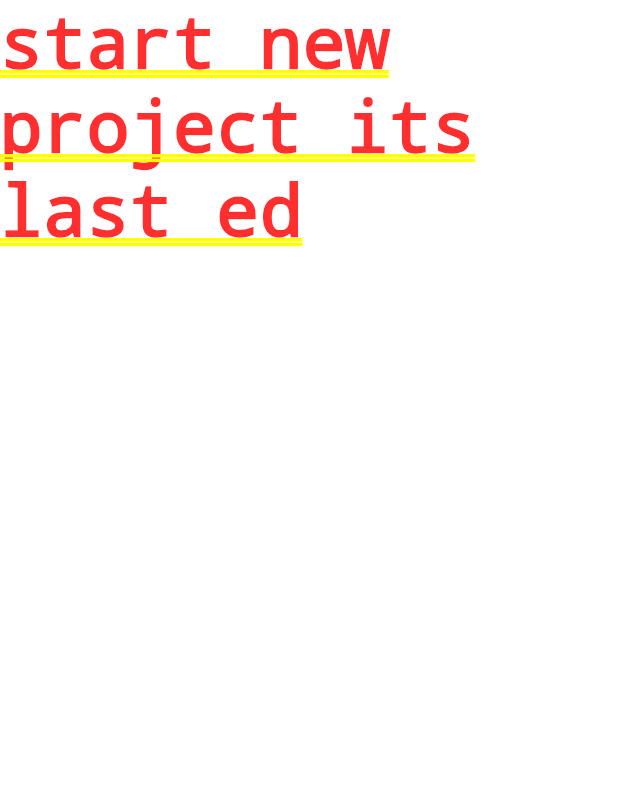
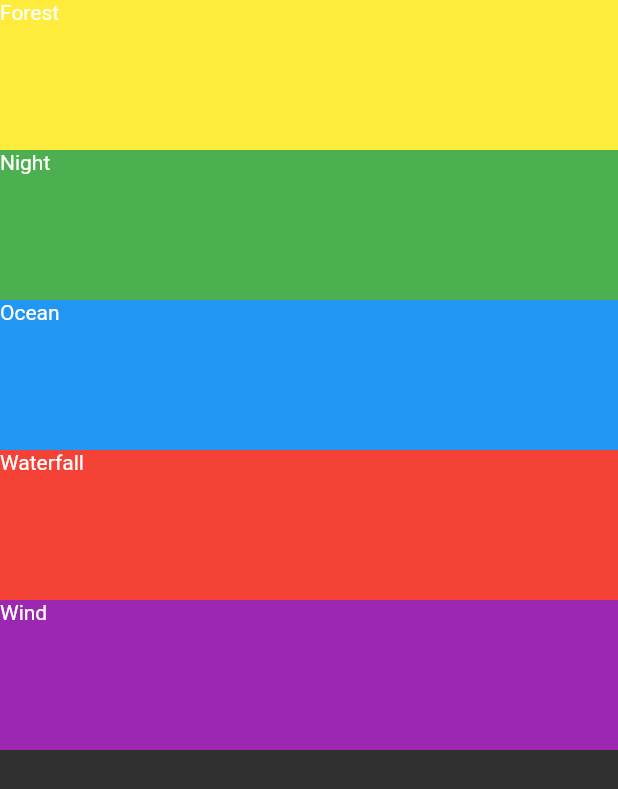
Before and after one commit to Drunnb/lessons_projects, a Flutter app: the screen it shows after launch, on a phone screen of 412 x 824 dp. Shown: the top 789 px of the screen. Run offline on Flutter 3.47's test engine with Material 2 defaults, Android fonts, the phone set to English and light mode, and no system bars.

Commit message:
with ListView.builder

```diff
--- a/meditation_app/lib/main.dart
+++ b/meditation_app/lib/main.dart
@@ -1,4 +1,5 @@
 import 'package:flutter/material.dart';
+import 'package:meditation_app/screens/meditation_app_screen.dart';
 
 void main() {
   runApp(const MyApp());
@@ -12,10 +13,8 @@ class MyApp extends StatelessWidget {
   Widget build(BuildContext context) {
     return MaterialApp(
       title: 'Flutter Demo',
-      theme: ThemeData(
-        primarySwatch: Colors.blue,
-      ),
-      home: const Text('start new project its last ed'),
+      theme: ThemeData.dark(),
+      home: MeditationAppScreen(),
     );
   }
 }
--- /dev/null
+++ b/meditation_app/lib/models/item_model.dart
@@ -0,0 +1,7 @@
+class Item {
+  final String name;
+  final String imagePath;
+  final String audioPath;
+
+  Item({required this.name, required this.imagePath, required this.audioPath});
+}
--- /dev/null
+++ b/meditation_app/lib/screens/meditation_app_screen.dart
@@ -0,0 +1,79 @@
+import 'package:flutter/material.dart';
+import 'package:meditation_app/models/item_model.dart';
+
+class MeditationAppScreen extends StatefulWidget {
+  MeditationAppScreen({Key? key}) : super(key: key);
+
+  @override
+  _MeditationAppScreenState createState() => _MeditationAppScreenState();
+}
+
+class _MeditationAppScreenState extends State<MeditationAppScreen> {
+  final List<Item> items = [
+    Item(
+        name: 'Forest',
+        imagePath: 'assets/meditation_images/forest.jpeg',
+        audioPath: 'assets/meditation_audios/forest.mp3'),
+    Item(
+        name: 'Night',
+        imagePath: 'assets/meditation_images/night.jpeg',
+        audioPath: 'assets/meditation_audios/night.mp3'),
+    Item(
+        name: 'Ocean',
+        imagePath: 'assets/meditation_images/ocean.jpeg',
+        audioPath: 'assets/meditation_audios/ocean.mp3'),
+    Item(
+        name: 'Waterfall',
+        imagePath: 'assets/meditation_images/waterfall.jpeg',
+        audioPath: 'assets/meditation_audios/waterfall.mp3'),
+    Item(
+        name: 'Wind',
+        imagePath: 'assets/meditation_images/wind.jpeg',
+        audioPath: 'assets/meditation_audios/wind.mp3'),
+  ];
+  final List<Color> itemsColors = <Color>[
+    Colors.yellow,
+    Colors.green,
+    Colors.blue,
+    Colors.red,
+    Colors.purple
+  ];
+
+  @override
+  Widget build(BuildContext context) {
+    return Scaffold(
+      body: SafeArea(
+        child: ListView.builder(
+            physics:
+                BouncingScrollPhysics(parent: AlwaysScrollableScrollPhysics()),
+            itemExtent: 100,
+            itemCount: items.length,
+            itemBuilder: (BuildContext context, int index) => Container(
+                  // height: 50,
+                  color: itemsColors[index],
+                  child: Text('${items[index].name}'),
+                )),
+
+        // child: ListView(
+        //   children: [
+        //     Container(
+        //       height: 50,
+        //       color: Colors.yellow,
+        //       child: Text('${items[0].name}'),
+        //     ),
+        //     Container(
+        //       height: 50,
+        //       color: Colors.green,
+        //       child: Text('${items[1].name}'),
+        //     ),
+        //     Container(
+        //       height: 50,
+        //       color: Colors.blue,
+        //       child: Text('${items[2].name}'),
+        //     ),
+        //   ],
+        // ),
+      ),
+    );
+  }
+}
```
Also changed, not shown: meditation_app/assets/meditation_images/forest.jpeg (added), meditation_app/assets/meditation_images/night.jpeg (added), meditation_app/assets/meditation_images/ocean.jpeg (added), meditation_app/assets/meditation_images/waterfall.jpeg (added), meditation_app/assets/meditation_images/wind.jpeg (added), 5 other files.
